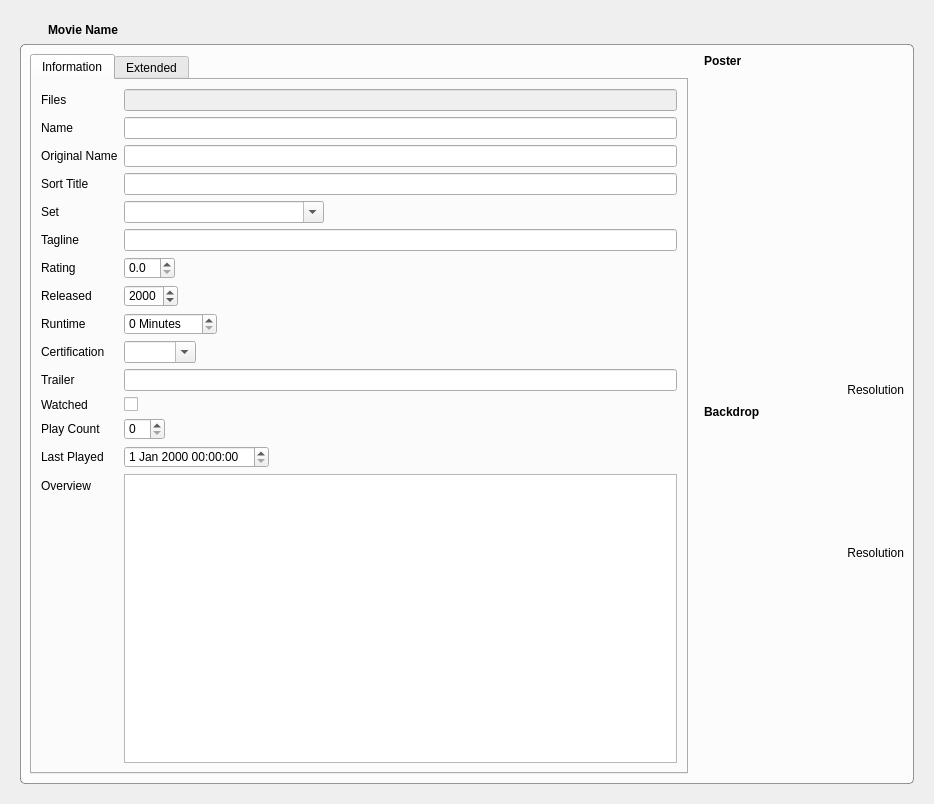
Above: movies/MovieWidget.ui from Komet/MediaElch before the change. Below: the same form after it.
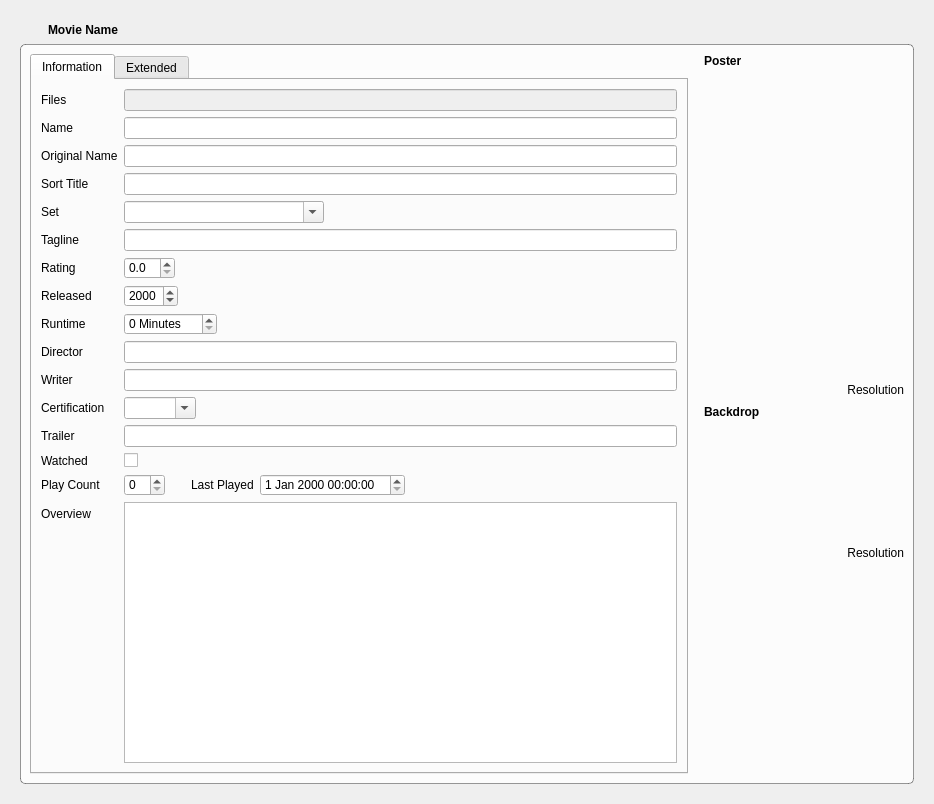
That is the form after the change. Icons and pictures are not drawn. Custom widgets are drawn as their Qt base class.

Commit message: Fixes #98 Added director and writer for movies

```diff
--- a/movies/MovieWidget.ui
+++ b/movies/MovieWidget.ui
@@ -136,6 +136,16 @@
               <item row="3" column="1">
                <widget class="QLineEdit" name="originalName"/>
               </item>
+              <item row="4" column="0">
+               <widget class="QLabel" name="label_21">
+                <property name="text">
+                 <string>Sort Title</string>
+                </property>
+               </widget>
+              </item>
+              <item row="4" column="1">
+               <widget class="QLineEdit" name="sortTitle"/>
+              </item>
               <item row="5" column="0">
                <widget class="QLabel" name="label_12">
                 <property name="text">
@@ -176,6 +186,16 @@
                 </property>
                </widget>
               </item>
+              <item row="7" column="1">
+               <widget class="QDoubleSpinBox" name="rating">
+                <property name="decimals">
+                 <number>1</number>
+                </property>
+                <property name="maximum">
+                 <double>10.000000000000000</double>
+                </property>
+               </widget>
+              </item>
               <item row="8" column="0">
                <widget class="QLabel" name="label_5">
                 <property name="text">
@@ -190,14 +210,51 @@
                 </property>
                </widget>
               </item>
+              <item row="9" column="0">
+               <widget class="QLabel" name="label_7">
+                <property name="text">
+                 <string>Runtime</string>
+                </property>
+               </widget>
+              </item>
+              <item row="9" column="1">
+               <widget class="QSpinBox" name="runtime">
+                <property name="suffix">
+                 <string> Minutes</string>
+                </property>
+                <property name="maximum">
+                 <number>999</number>
+                </property>
+               </widget>
+              </item>
+              <item row="10" column="0">
+               <widget class="QLabel" name="label_22">
+                <property name="text">
+                 <string>Director</string>
+                </property>
+               </widget>
+              </item>
+              <item row="10" column="1">
+               <widget class="QLineEdit" name="director"/>
+              </item>
               <item row="11" column="0">
+               <widget class="QLabel" name="label_23">
+                <property name="text">
+                 <string>Writer</string>
+                </property>
+               </widget>
+              </item>
+              <item row="11" column="1">
+               <widget class="QLineEdit" name="writer"/>
+              </item>
+              <item row="12" column="0">
                <widget class="QLabel" name="label_8">
                 <property name="text">
                  <string>Certification</string>
                 </property>
                </widget>
               </item>
-              <item row="11" column="1">
+              <item row="12" column="1">
                <widget class="QComboBox" name="certification">
                 <property name="editable">
                  <bool>true</bool>
@@ -207,101 +264,84 @@
                 </property>
                </widget>
               </item>
-              <item row="12" column="0">
+              <item row="13" column="0">
                <widget class="QLabel" name="label_9">
                 <property name="text">
                  <string>Trailer</string>
                 </property>
                </widget>
               </item>
-              <item row="12" column="1">
+              <item row="13" column="1">
                <widget class="QLineEdit" name="trailer"/>
               </item>
               <item row="14" column="0">
-               <widget class="QLabel" name="label_10">
+               <widget class="QLabel" name="label_20">
                 <property name="text">
-                 <string>Play Count</string>
+                 <string>Watched</string>
+                </property>
+               </widget>
+              </item>
+              <item row="14" column="1">
+               <widget class="QCheckBox" name="watched">
+                <property name="text">
+                 <string/>
                 </property>
                </widget>
               </item>
               <item row="15" column="0">
-               <widget class="QLabel" name="label_11">
+               <widget class="QLabel" name="label_24">
                 <property name="text">
-                 <string>Last Played</string>
+                 <string>Play Count</string>
                 </property>
                </widget>
               </item>
               <item row="15" column="1">
-               <widget class="QDateTimeEdit" name="lastPlayed"/>
+               <layout class="QHBoxLayout" name="horizontalLayout_11">
+                <item>
+                 <widget class="QSpinBox" name="playcount">
+                  <property name="maximum">
+                   <number>99</number>
+                  </property>
+                 </widget>
+                </item>
+                <item>
+                 <spacer name="horizontalSpacer_6">
+                  <property name="orientation">
+                   <enum>Qt::Horizontal</enum>
+                  </property>
+                  <property name="sizeType">
+                   <enum>QSizePolicy::Fixed</enum>
+                  </property>
+                  <property name="sizeHint" stdset="0">
+                   <size>
+                    <width>20</width>
+                    <height>20</height>
+                   </size>
+                  </property>
+                 </spacer>
+                </item>
+                <item>
+                 <widget class="QLabel" name="label_11">
+                  <property name="text">
+                   <string>Last Played</string>
+                  </property>
+                 </widget>
+                </item>
+                <item>
+                 <widget class="QDateTimeEdit" name="lastPlayed"/>
+                </item>
+               </layout>
               </item>
-              <item row="16" column="0">
+              <item row="17" column="0">
                <widget class="QLabel" name="label_15">
                 <property name="text">
                  <string>Overview</string>
                 </property>
                </widget>
               </item>
-              <item row="16" column="1">
+              <item row="17" column="1">
                <widget class="QTextEdit" name="overview"/>
               </item>
-              <item row="13" column="0">
-               <widget class="QLabel" name="label_20">
-                <property name="text">
-                 <string>Watched</string>
-                </property>
-               </widget>
-              </item>
-              <item row="13" column="1">
-               <widget class="QCheckBox" name="watched">
-                <property name="text">
-                 <string/>
-                </property>
-               </widget>
-              </item>
-              <item row="9" column="0">
-               <widget class="QLabel" name="label_7">
-                <property name="text">
-                 <string>Runtime</string>
-                </property>
-               </widget>
-              </item>
-              <item row="14" column="1">
-               <widget class="QSpinBox" name="playcount">
-                <property name="maximum">
-                 <number>99</number>
-                </property>
-               </widget>
-              </item>
-              <item row="7" column="1">
-               <widget class="QDoubleSpinBox" name="rating">
-                <property name="decimals">
-                 <number>1</number>
-                </property>
-                <property name="maximum">
-                 <double>10.000000000000000</double>
-                </property>
-               </widget>
-              </item>
-              <item row="9" column="1">
-               <widget class="QSpinBox" name="runtime">
-                <property name="suffix">
-                 <string> Minutes</string>
-                </property>
-                <property name="maximum">
-                 <number>999</number>
-                </property>
-               </widget>
-              </item>
-              <item row="4" column="1">
-               <widget class="QLineEdit" name="sortTitle"/>
-              </item>
-              <item row="4" column="0">
-               <widget class="QLabel" name="label_21">
-                <property name="text">
-                 <string>Sort Title</string>
-                </property>
-               </widget>
-              </item>
              </layout>
             </item>
            </layout>
```
The commit also changes 12 other files.
